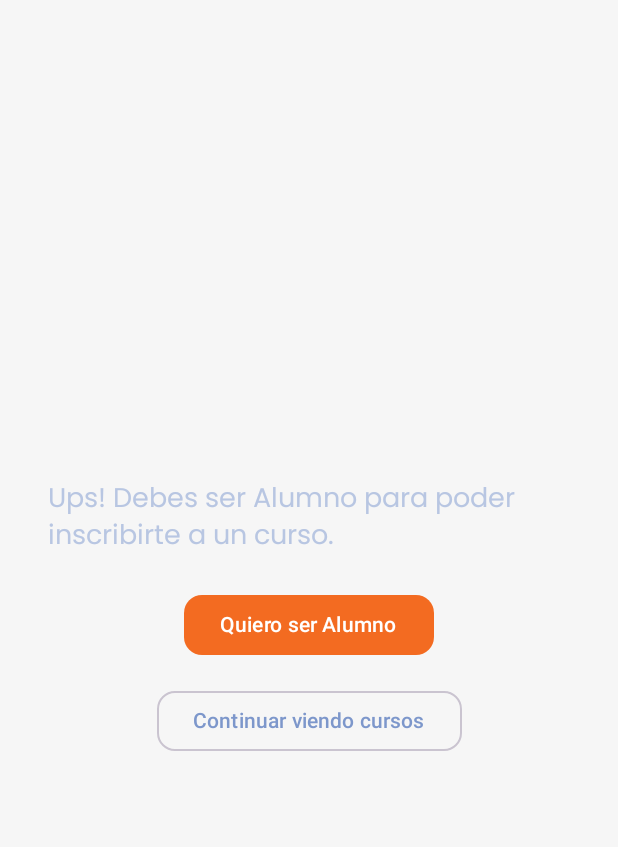
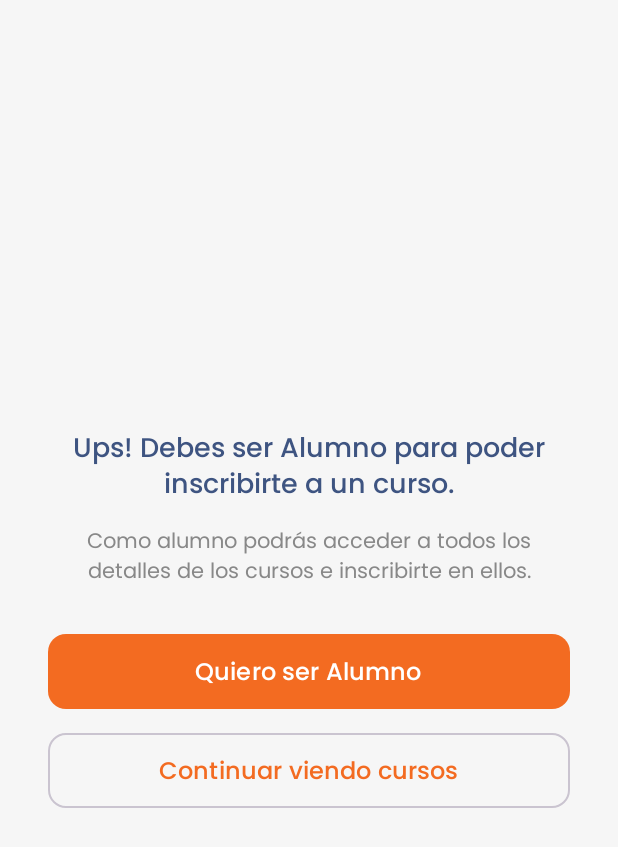
Before and after one commit to Martina2612/SaborChef-Frontend, an Android app built with Jetpack Compose: the composable MostrarPantallaSerAlumno shown on its own in the app's theme, on a phone screen of 412 x 824 dp. Shown: the top 847 px of the screen. Run offline under Robolectric (Android 15) with nearby library versions, the phone set to English and light mode, and no system bars.

Commit message:
corrección de ver cursos como invitado

```diff
--- /dev/null
+++ b/app/src/main/java/com/example/saborchef/ui/screens/MostrarPantallaSerAlumno.kt
@@ -0,0 +1,95 @@
+package com.example.saborchef.ui.screens
+
+import androidx.compose.foundation.layout.*
+import androidx.compose.foundation.shape.RoundedCornerShape
+import androidx.compose.material3.*
+import androidx.compose.runtime.Composable
+import androidx.compose.ui.Alignment
+import androidx.compose.ui.Modifier
+import androidx.compose.ui.graphics.Color
+import androidx.compose.ui.text.font.FontWeight
+import androidx.compose.ui.text.style.TextAlign
+import androidx.compose.ui.unit.dp
+import androidx.compose.ui.unit.sp
+import com.example.saborchef.ui.theme.BlueDark
+import com.example.saborchef.ui.theme.BlueLight
+import com.example.saborchef.ui.theme.OrangeDark
+import com.example.saborchef.ui.theme.Poppins
+
+@Composable
+fun MostrarPantallaSerAlumno(
+    onQuieroSerAlumno: () -> Unit,
+    onContinuar: () -> Unit,
+    modifier: Modifier = Modifier
+) {
+    Column(
+        modifier = modifier
+            .fillMaxSize()
+            .padding(32.dp),
+        verticalArrangement = Arrangement.Center,
+        horizontalAlignment = Alignment.CenterHorizontally
+    ) {
+        // Título principal
+        Text(
+            text = "Ups! Debes ser Alumno para poder inscribirte a un curso.",
+            color = BlueDark,
+            fontSize = 18.sp,
+            fontWeight = FontWeight.Medium,
+            fontFamily = Poppins,
+            textAlign = TextAlign.Center,
+            lineHeight = 24.sp
+        )
+
+        Spacer(modifier = Modifier.height(16.dp))
+
+        // Texto explicativo
+        Text(
+            text = "Como alumno podrás acceder a todos los detalles de los cursos e inscribirte en ellos.",
+            color = Color.Gray,
+            fontSize = 14.sp,
+            fontFamily = Poppins,
+            textAlign = TextAlign.Center,
+            lineHeight = 20.sp
+        )
+
+        Spacer(modifier = Modifier.height(32.dp))
+
+        // Botón principal - Quiero ser Alumno
+        Button(
+            onClick = onQuieroSerAlumno,
+            colors = ButtonDefaults.buttonColors(containerColor = OrangeDark),
+            shape = RoundedCornerShape(12.dp),
+            modifier = Modifier
+                .fillMaxWidth()
+                .height(50.dp)
+        ) {
+            Text(
+                text = "Quiero ser Alumno",
+                color = Color.White,
+                fontSize = 16.sp,
+                fontWeight = FontWeight.Medium,
+                fontFamily = Poppins
+            )
+        }
+
+        Spacer(modifier = Modifier.height(16.dp))
+
+        // Botón secundario - Continuar viendo cursos
+        OutlinedButton(
+            onClick = onContinuar,
+            shape = RoundedCornerShape(12.dp),
+            colors = ButtonDefaults.outlinedButtonColors(contentColor = OrangeDark),
+            modifier = Modifier
+                .fillMaxWidth()
+                .height(50.dp)
+        ) {
+            Text(
+                text = "Continuar viendo cursos",
+                color = OrangeDark,
+                fontSize = 16.sp,
+                fontWeight = FontWeight.Medium,
+                fontFamily = Poppins
+            )
+        }
+    }
+}
```
Also changed, not shown: app/src/main/java/com/example/saborchef/MainActivity.kt (+31 -0 lines), app/src/main/java/com/example/saborchef/ui/screens/CursosScreen.kt (+65 -46 lines).
